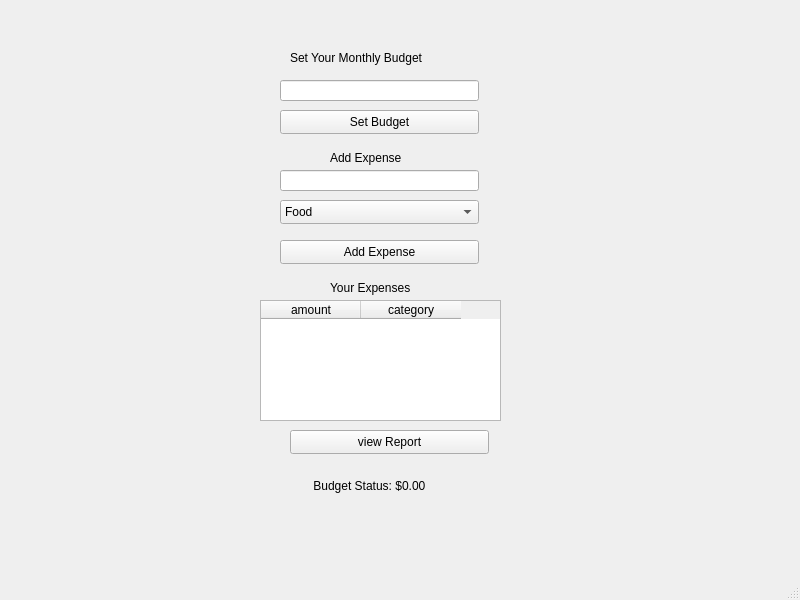
The window that mainwindow.ui (0524ashley/PersonalBudget) describes before a commit, drawn with Qt 5.
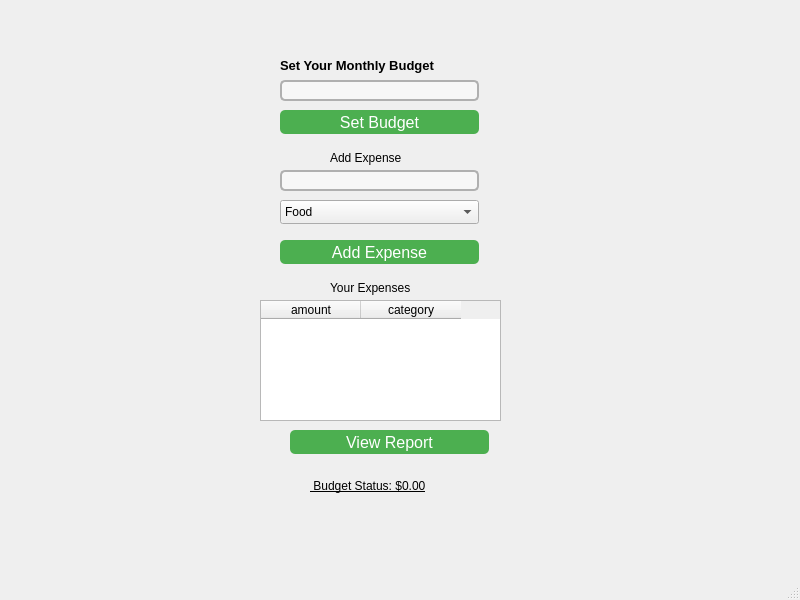
The same window after the commit.

What changed in the file:
```diff
--- a/mainwindow.ui
+++ b/mainwindow.ui
@@ -17,12 +17,18 @@
    <widget class="QLabel" name="label">
     <property name="geometry">
      <rect>
-      <x>290</x>
+      <x>280</x>
       <y>50</y>
-      <width>199</width>
-      <height>16</height>
+      <width>211</width>
+      <height>31</height>
      </rect>
     </property>
+    <property name="font">
+     <font>
+      <pointsize>10</pointsize>
+      <bold>true</bold>
+     </font>
+    </property>
     <property name="text">
      <string>Set Your Monthly Budget</string>
     </property>
@@ -36,6 +42,14 @@
       <height>24</height>
      </rect>
     </property>
+    <property name="styleSheet">
+     <string notr="true">background-color: #4CAF50;
+color: white;
+border-radius: 5px;
+font-size: 16px;
+padding: 1px;
+</string>
+    </property>
     <property name="text">
      <string>Set Budget</string>
     </property>
@@ -49,6 +63,23 @@
       <height>21</height>
      </rect>
     </property>
+    <property name="styleSheet">
+     <string notr="true">QLineEdit {
+    border: 2px solid #B0B0B0; /* Light gray border */
+    border-radius: 5px; /* Rounded corners */
+    padding: 5px 10px; /* Padding inside the text box */
+    font-family: &quot;Arial&quot;, sans-serif; /* Formal font */
+    font-size: 14px; /* Adjust size to your liking */
+    color: #333333; /* Text color */
+    background-color: #F7F7F7; /* Light background color */
+}
+
+QLineEdit:focus {
+    border-color: #4D90FE; /* Blue border when focused */
+    background-color: #FFFFFF; /* White background when focused */
+}
+</string>
+    </property>
    </widget>
    <widget class="QLabel" name="label_2">
     <property name="geometry">
@@ -72,6 +103,23 @@
       <height>21</height>
      </rect>
     </property>
+    <property name="styleSheet">
+     <string notr="true">QLineEdit {
+    border: 2px solid #B0B0B0; /* Light gray border */
+    border-radius: 5px; /* Rounded corners */
+    padding: 5px 10px; /* Padding inside the text box */
+    font-family: &quot;Arial&quot;, sans-serif; /* Formal font */
+    font-size: 14px; /* Adjust size to your liking */
+    color: #333333; /* Text color */
+    background-color: #F7F7F7; /* Light background color */
+}
+
+QLineEdit:focus {
+    border-color: #4D90FE; /* Blue border when focused */
+    background-color: #FFFFFF; /* White background when focused */
+}
+</string>
+    </property>
    </widget>
    <widget class="QComboBox" name="categoryComboBox">
     <property name="geometry">
@@ -132,6 +180,14 @@
       <height>24</height>
      </rect>
     </property>
+    <property name="styleSheet">
+     <string notr="true">background-color: #4CAF50;
+color: white;
+border-radius: 5px;
+font-size: 16px;
+padding: 1px;
+</string>
+    </property>
     <property name="text">
      <string>Add Expense</string>
     </property>
@@ -178,8 +234,16 @@
       <height>24</height>
      </rect>
     </property>
+    <property name="styleSheet">
+     <string notr="true">background-color: #4CAF50;
+color: white;
+border-radius: 5px;
+font-size: 16px;
+padding: 1px;
+</string>
+    </property>
     <property name="text">
-     <string>view Report</string>
+     <string>View Report</string>
     </property>
    </widget>
    <widget class="QLabel" name="label_4">
@@ -191,6 +255,13 @@
       <height>71</height>
      </rect>
     </property>
+    <property name="font">
+     <font>
+      <family>Arial</family>
+      <bold>false</bold>
+      <underline>true</underline>
+     </font>
+    </property>
     <property name="text">
      <string> Budget Status: $0.00</string>
     </property>
```
Left out of the diff: 1 changed line with no effect on the pictures.
